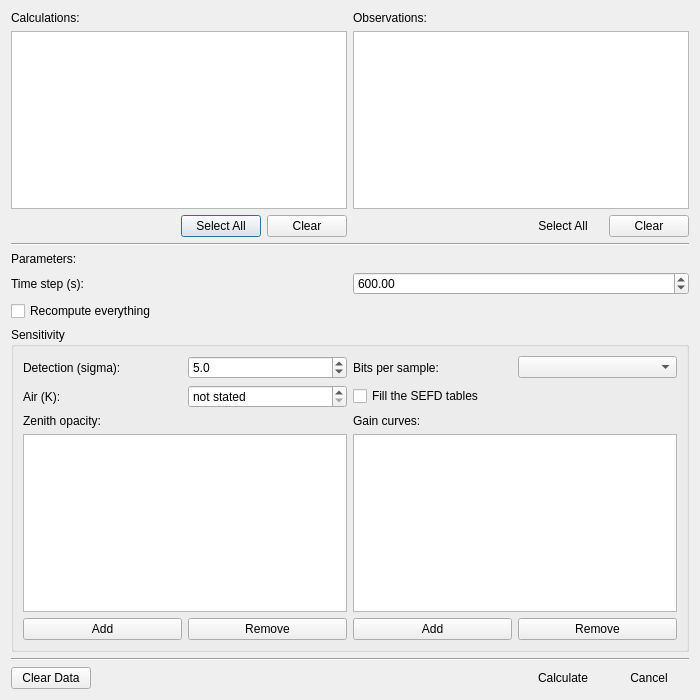
The window that pastrocore/gui_pyside/dialog_calculations.ui (Torward1024/pAstroCORE) describes before a commit, drawn with Qt 5.
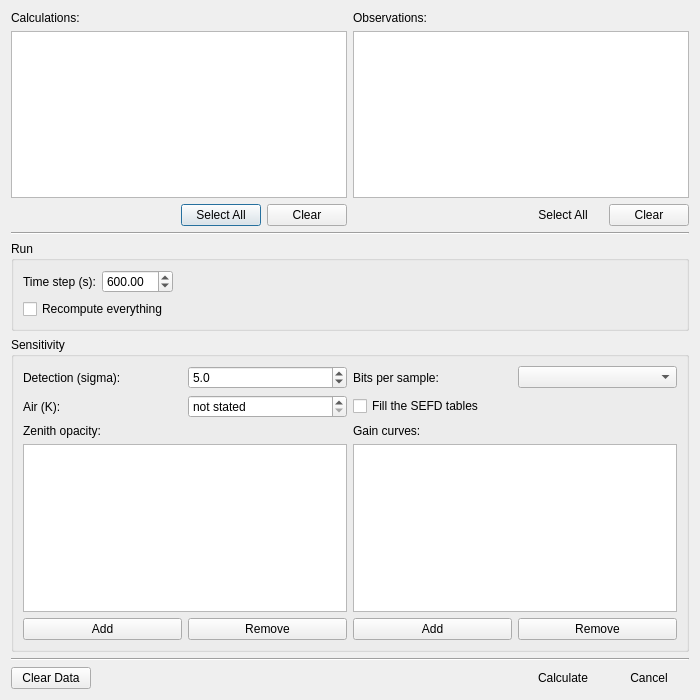
The same window after the commit. Icons and pictures are not drawn.

The edit to the form file:
```diff
--- a/pastrocore/gui_pyside/dialog_calculations.ui
+++ b/pastrocore/gui_pyside/dialog_calculations.ui
@@ -131,10 +131,67 @@
     </layout>
    </item>
    <item row="2" column="0">
-    <widget class="QLabel" name="labelParameters">
-     <property name="text">
-      <string>Parameters:</string>
+    <widget class="QGroupBox" name="groupRun">
+     <property name="title">
+      <string>Run</string>
      </property>
+     <layout class="QGridLayout" name="gridRun">
+      <item row="0" column="2">
+       <spacer name="runSpacer">
+        <property name="orientation">
+         <enum>Qt::Orientation::Horizontal</enum>
+        </property>
+        <property name="sizeHint" stdset="0">
+         <size>
+          <width>40</width>
+          <height>20</height>
+         </size>
+        </property>
+       </spacer>
+      </item>
+     <item row="0" column="0">
+      <widget class="QLabel" name="labelTimestep">
+       <property name="text">
+        <string>Time step (s):</string>
+       </property>
+      </widget>
+     </item>
+     <item row="0" column="1">
+      <widget class="QDoubleSpinBox" name="timeStepSpin">
+       <property name="maximumSize">
+        <size>
+         <width>160</width>
+         <height>16777215</height>
+        </size>
+       </property>
+       <property name="minimum">
+        <double>1.000000000000000</double>
+       </property>
+       <property name="maximum">
+        <double>3600.000000000000000</double>
+       </property>
+       <property name="value">
+        <double>600.000000000000000</double>
+       </property>
+      </widget>
+     </item>
+     <item row="1" column="0" colspan="2">
+      <widget class="QCheckBox" name="recalculateCheck">
+       <property name="toolTip">
+        <string>A run already recomputes whatever has gone stale. Tick this only to recompute results that are current -- after a change to a calculation itself, which freshness cannot see.</string>
+       </property>
+       <property name="text">
+        <string>Recompute everything</string>
+       </property>
+       <property name="checked">
+        <bool>false</bool>
+       </property>
+       <property name="tristate">
+        <bool>false</bool>
+       </property>
+      </widget>
+     </item>
+     </layout>
     </widget>
    </item>
    <item row="5" column="0">
@@ -192,42 +249,6 @@
    </item>
    <item row="3" column="0">
     <layout class="QGridLayout" name="gridLayout_2">
-     <item row="0" column="0">
-      <widget class="QLabel" name="labelTimestep">
-       <property name="text">
-        <string>Time step (s):</string>
-       </property>
-      </widget>
-     </item>
-     <item row="0" column="1">
-      <widget class="QDoubleSpinBox" name="timeStepSpin">
-       <property name="minimum">
-        <double>1.000000000000000</double>
-       </property>
-       <property name="maximum">
-        <double>3600.000000000000000</double>
-       </property>
-       <property name="value">
-        <double>600.000000000000000</double>
-       </property>
-      </widget>
-     </item>
-     <item row="1" column="0" colspan="2">
-      <widget class="QCheckBox" name="recalculateCheck">
-       <property name="toolTip">
-        <string>A run already recomputes whatever has gone stale. Tick this only to recompute results that are current -- after a change to a calculation itself, which freshness cannot see.</string>
-       </property>
-       <property name="text">
-        <string>Recompute everything</string>
-       </property>
-       <property name="checked">
-        <bool>false</bool>
-       </property>
-       <property name="tristate">
-        <bool>false</bool>
-       </property>
-      </widget>
-     </item>
      <item row="2" column="0" colspan="2">
       <widget class="QGroupBox" name="groupSensitivity">
        <property name="title">
```
